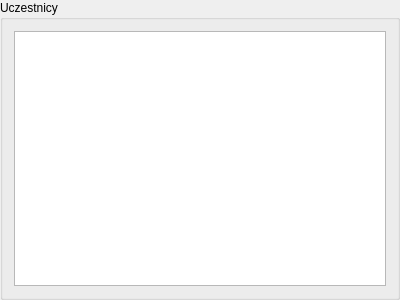
Skwara/HoteleADC, file src/ui/NewReservation/ParticipantsGroupBox.ui: the form before one commit.
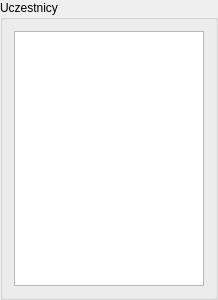
The form after the commit.

```diff
--- a/src/ui/NewReservation/ParticipantsGroupBox.ui
+++ b/src/ui/NewReservation/ParticipantsGroupBox.ui
@@ -6,7 +6,7 @@
    <rect>
     <x>0</x>
     <y>0</y>
-    <width>400</width>
+    <width>214</width>
     <height>300</height>
    </rect>
   </property>
```
